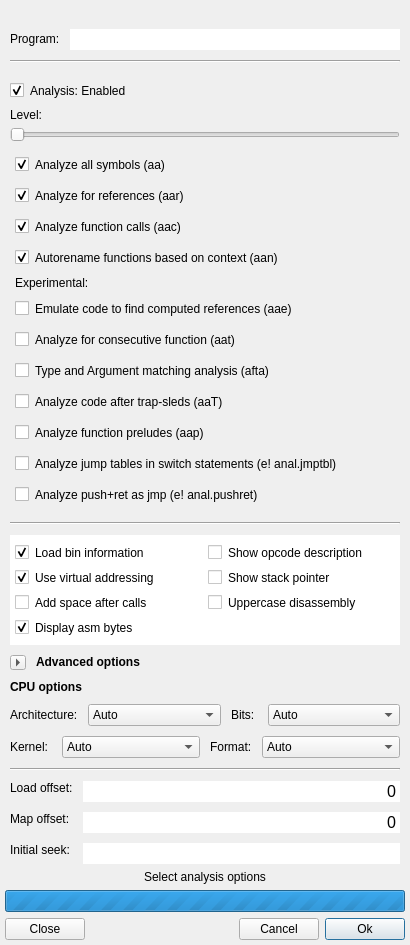
Qt form src/optionsdialog.ui (rizinorg/cutter) before a commit.
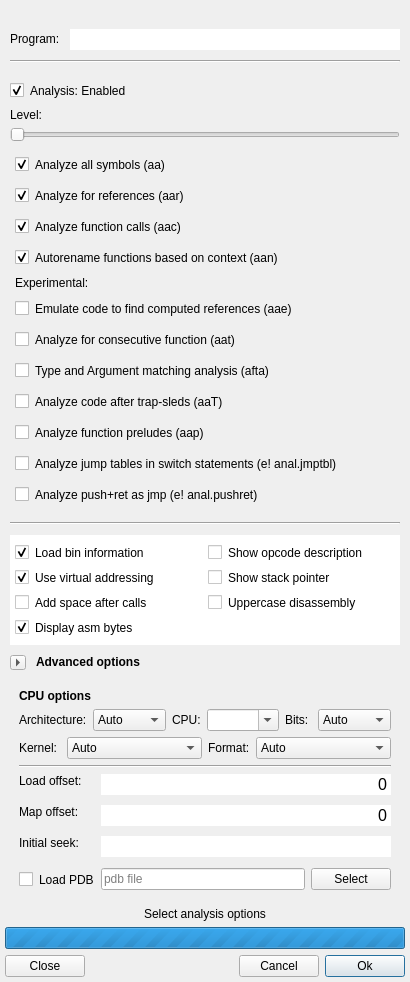
The same form after that commit. Icons and pictures are not drawn.

Patch:
```diff
--- a/src/optionsdialog.ui
+++ b/src/optionsdialog.ui
@@ -602,22 +602,7 @@
           </item>
           <item>
            <widget class="QFrame" name="hideFrame">
-            <layout class="QVBoxLayout" name="hideLayout">
-             <property name="spacing">
-              <number>10</number>
-             </property>
-             <property name="leftMargin">
-              <number>0</number>
-             </property>
-             <property name="topMargin">
-              <number>0</number>
-             </property>
-             <property name="rightMargin">
-              <number>0</number>
-             </property>
-             <property name="bottomMargin">
-              <number>0</number>
-             </property>
+            <layout class="QVBoxLayout" name="verticalLayout_8">
              <item>
               <widget class="QLabel" name="label_2">
                <property name="sizePolicy">
@@ -671,7 +656,38 @@
                 </widget>
                </item>
                <item>
-                <widget class="QLabel" name="bitLabel">
+                <widget class="QLabel" name="cpuLabel">
+                 <property name="sizePolicy">
+                  <sizepolicy hsizetype="Fixed" vsizetype="Fixed">
+                   <horstretch>0</horstretch>
+                   <verstretch>0</verstretch>
+                  </sizepolicy>
+                 </property>
+                 <property name="text">
+                  <string>CPU:</string>
+                 </property>
+                </widget>
+               </item>
+               <item>
+                <widget class="QComboBox" name="cpuComboBox">
+                 <property name="minimumSize">
+                  <size>
+                   <width>70</width>
+                   <height>0</height>
+                  </size>
+                 </property>
+                 <property name="editable">
+                  <bool>true</bool>
+                 </property>
+                 <item>
+                  <property name="text">
+                   <string/>
+                  </property>
+                 </item>
+                </widget>
+               </item>
+               <item>
+                <widget class="QLabel" name="bitsLabel">
                  <property name="sizePolicy">
                   <sizepolicy hsizetype="Fixed" vsizetype="Fixed">
                    <horstretch>0</horstretch>
@@ -926,6 +942,48 @@
                  </property>
                 </widget>
                </item>
+               <item row="3" column="0">
+                <widget class="QCheckBox" name="pdbCheckBox">
+                 <property name="text">
+                  <string>Load PDB</string>
+                 </property>
+                </widget>
+               </item>
+               <item row="3" column="1">
+                <widget class="QWidget" name="pdbWidget" native="true">
+                 <property name="enabled">
+                  <bool>true</bool>
+                 </property>
+                 <layout class="QHBoxLayout" name="pdbLayout">
+                  <property name="leftMargin">
+                   <number>0</number>
+                  </property>
+                  <property name="topMargin">
+                   <number>0</number>
+                  </property>
+                  <property name="rightMargin">
+                   <number>0</number>
+                  </property>
+                  <property name="bottomMargin">
+                   <number>0</number>
+                  </property>
+                  <item>
+                   <widget class="QLineEdit" name="pdbLineEdit">
+                    <property name="placeholderText">
+                     <string>pdb file</string>
+                    </property>
+                   </widget>
+                  </item>
+                  <item>
+                   <widget class="QPushButton" name="pdbSelectButton">
+                    <property name="text">
+                     <string>Select</string>
+                    </property>
+                   </widget>
+                  </item>
+                 </layout>
+                </widget>
+               </item>
               </layout>
              </item>
             </layout>
```
Left out of the diff: 28 changed lines with no effect on the pictures.
